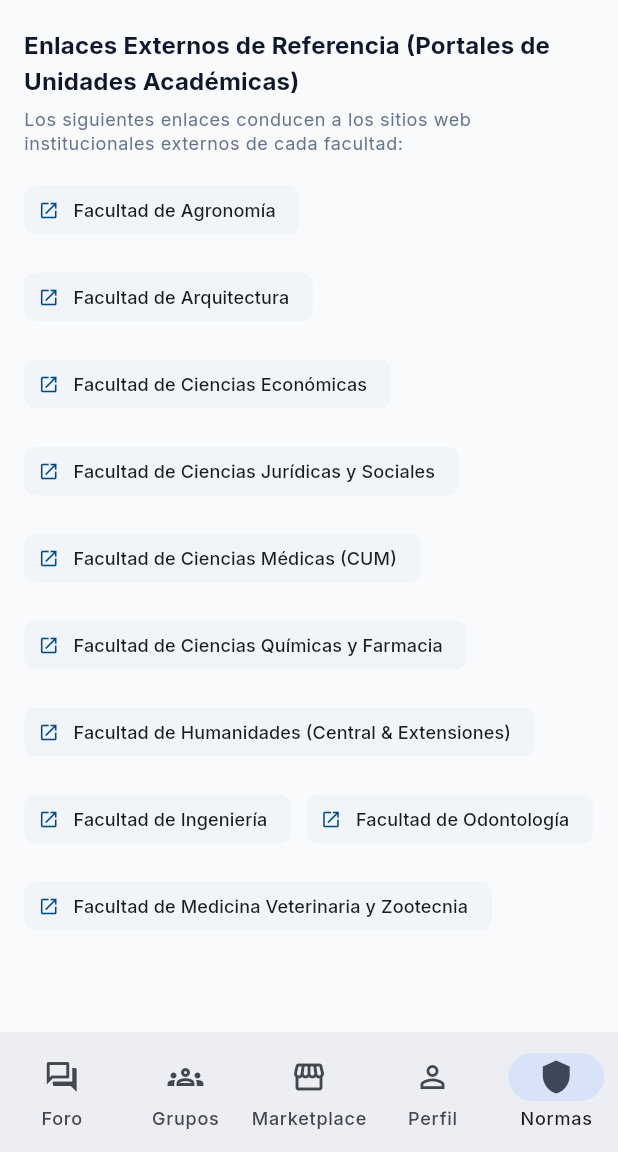
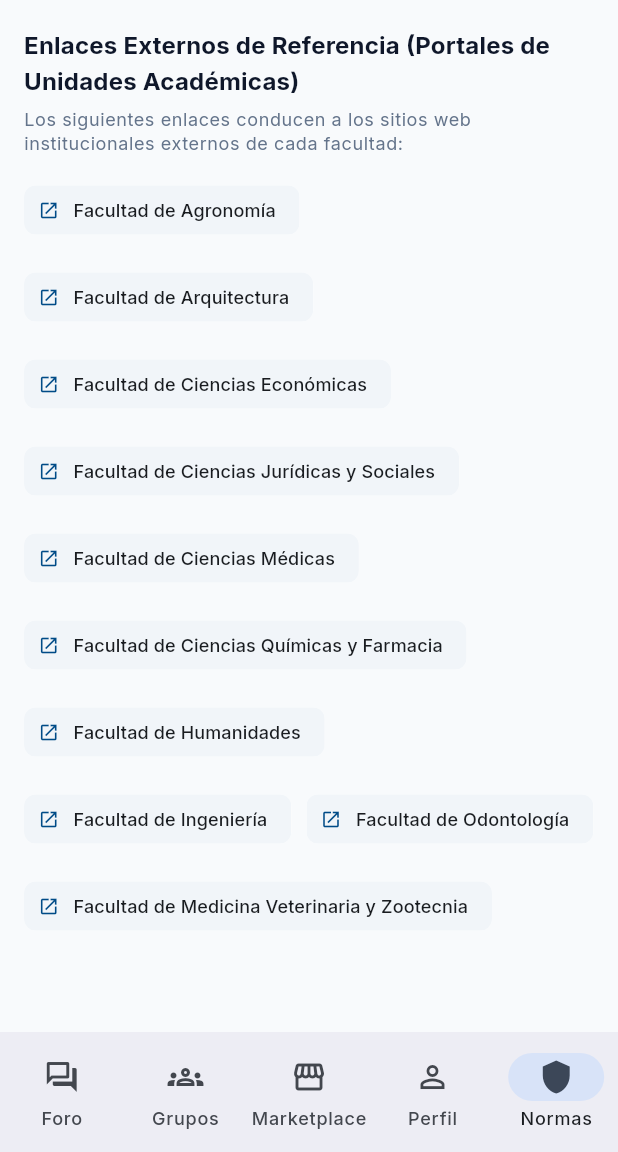
Before and after one commit to Trebol4Devop/Comunidad_USAC, a Flutter app: the screen it shows after launch, item 5 of the bottom bar chosen, scrolled down 1556 dp, on a phone screen of 412 x 824 dp, the part 84-1236 px from its top. Run offline on Flutter 3.47's test engine with Material 3 defaults, Android fonts, the phone set to English and light mode, and no system bars; our stand-ins replace google_fonts, image_picker, shared_preferences, supabase_flutter; accounts and stored records are empty; network calls fail.

```diff
--- a/comunidad_universitaria/lib/core/constants/categories.dart
+++ b/comunidad_universitaria/lib/core/constants/categories.dart
@@ -29,7 +29,7 @@ class USACConstants {
   static const String appName = 'Comunidad Universitaria';
   static const String appSubtitle = 'Plataforma Estudiantil Independiente';
   static const String appDisclaimer =
-      'Comunidad Universitaria es una iniciativa estudiantil 100% independiente, autónoma y sin fines de lucro. No representa, no pertenece ni cuenta con afiliación oficial con las autoridades de la Universidad de San Carlos de Guatemala (USAC). Los datos académicos se recopilan con fines exclusivamente orientativos y de libre acceso.';
+      'Comunidad Universitaria es una iniciativa estudiantil 100% independiente, autónoma y sin fines de lucro. No representa, no pertenece ni cuenta con afiliación oficial con las autoridades de la Universidad de San Carlos de Guatemala. Los datos académicos se recopilan con fines exclusivamente orientativos y de libre acceso.';
   static const String marketplaceDisclaimer =
       'Esta plataforma no interviene en las transacciones comerciales ni custodia fondos. Toda compra, venta o coordinación de tutoría se realiza de forma directa y bajo la responsabilidad mutua de los estudiantes participantes.';
 
@@ -92,7 +92,7 @@ class USACConstants {
       label: 'Tutorías & Asesorías',
       iconName: 'school',
       description:
-          'Clases particulares, resolución de dudas y asesorías de cursos (gratuitas o con costo).',
+          'Clases particulares, resolución de dudas y asesorías para cursos.',
     ),
     MarketplaceCategoryOption(
       id: 'libros_materiales',
@@ -126,12 +126,12 @@ class USACConstants {
     },
     {
       'id': 'central',
-      'nombre': 'Campus Central (Zona 12)',
+      'nombre': 'Campus Central · Zona 12',
       'departamento': 'Guatemala',
     },
     {
       'id': 'cum',
-      'nombre': 'CUM - Centro Univ. Metropolitano (Zona 11)',
+      'nombre': 'CUM · Centro Universitario Metropolitano',
       'departamento': 'Guatemala',
     },
     {
@@ -181,19 +181,19 @@ class USACConstants {
     },
     {
       'id': 'cusantarosa',
-      'nombre': 'Sede Santa Rosa (Barberena/Casillas)',
+      'nombre': 'Sede Santa Rosa',
       'departamento': 'Santa Rosa',
     },
     {'id': 'cuzac', 'nombre': 'Sede Zacapa', 'departamento': 'Zacapa'},
     {
       'id': 'cubajaverapaz',
-      'nombre': 'Sede Baja Verapaz (Salamá/Rabinal)',
+      'nombre': 'Sede Baja Verapaz',
       'departamento': 'Baja Verapaz',
     },
     {'id': 'cudep', 'nombre': 'CUDEP - Petén', 'departamento': 'Petén'},
     {
       'id': 'cusac',
-      'nombre': 'Sede Sacatepéquez (Antigua/San Lucas)',
+      'nombre': 'Sede Sacatepéquez',
       'departamento': 'Sacatepéquez',
     },
     {'id': 'cusol', 'nombre': 'Sede Sololá', 'departamento': 'Sololá'},
@@ -204,7 +204,7 @@ class USACConstants {
     },
     {
       'id': 'cuprog',
-      'nombre': 'Sede El Progreso (Sanarate)',
+      'nombre': 'Sede El Progreso',
       'departamento': 'El Progreso',
     },
     {
@@ -234,7 +234,7 @@ class USACConstants {
     {
       'id': 'cafeteria_t3',
       'building_code': 'Cafetería T-3',
-      'nombre': 'Frente a Cafetería del T-3 (Punto Seguro)',
+      'nombre': 'Frente a Cafetería del T-3 · Punto Seguro',
       'sede_id': 'central',
       'latitude': 14.5886,
       'longitude': -90.5516,
@@ -243,7 +243,7 @@ class USACConstants {
     {
       'id': 'plaza_martires',
       'building_code': 'Plaza Mártires',
-      'nombre': 'Plaza de los Mártires (Punto Seguro)',
+      'nombre': 'Plaza de los Mártires · Punto Seguro',
       'sede_id': 'central',
       'latitude': 14.5875,
       'longitude': -90.5518,
@@ -252,7 +252,7 @@ class USACConstants {
     {
       'id': 'entrada_t4',
       'building_code': 'Entrada T-4',
-      'nombre': 'Entrada del T-4 (Punto Seguro)',
+      'nombre': 'Entrada del T-4 · Punto Seguro',
       'sede_id': 'central',
       'latitude': 14.5889,
       'longitude': -90.5520,
@@ -261,7 +261,7 @@ class USACConstants {
     {
       'id': 't3',
       'building_code': 'T-3',
-      'nombre': 'Edificio T-3 (Facultad de Ingeniería)',
+      'nombre': 'Edificio T-3 · Facultad de Ingeniería',
       'sede_id': 'central',
       'latitude': 14.5886,
       'longitude': -90.5516,
@@ -270,7 +270,7 @@ class USACConstants {
     {
       'id': 't1',
       'building_code': 'T-1',
-      'nombre': 'Edificio T-1 (Ingeniería Mecánica / Eléctrica)',
+      'nombre': 'Edificio T-1 · Ingeniería Mecánica y Eléctrica',
       'sede_id': 'central',
       'latitude': 14.5892,
       'longitude': -90.5512,
@@ -279,7 +279,7 @@ class USACConstants {
     {
       'id': 's12',
       'building_code': 'S-12',
-      'nombre': 'Edificio S-12 (Facultad de Ciencias Económicas)',
+      'nombre': 'Edificio S-12 · Facultad de Ciencias Económicas',
       'sede_id': 'central',
       'latitude': 14.5878,
       'longitude': -90.5524,
@@ -288,7 +288,7 @@ class USACConstants {
     {
       'id': 's3',
       'building_code': 'S-3',
-      'nombre': 'Edificio S-3 (Agronomía / Farmacia)',
+      'nombre': 'Edificio S-3 · Agronomía y Farmacia',
       'sede_id': 'central',
       'latitude': 14.5865,
       'longitude': -90.5530,
@@ -297,7 +297,7 @@ class USACConstants {
     {
       'id': 'm3',
       'building_code': 'M-3',
-      'nombre': 'Edificio M-3 (Facultad de Odontología)',
+      'nombre': 'Edificio M-3 · Facultad de Odontología',
       'sede_id': 'central',
       'latitude': 14.5872,
       'longitude': -90.5505,
@@ -306,7 +306,7 @@ class USACConstants {
     {
       'id': 's2',
       'building_code': 'S-2',
-      'nombre': 'Edificio S-2 (Ciencias Jurídicas y Sociales)',
+      'nombre': 'Edificio S-2 · Ciencias Jurídicas y Sociales',
       'sede_id': 'central',
       'latitude': 14.5861,
       'longitude': -90.5521,
@@ -315,7 +315,7 @@ class USACConstants {
     {
       'id': 's4',
       'building_code': 'S-4',
-      'nombre': 'Edificio S-4 (Facultad de Humanidades)',
+      'nombre': 'Edificio S-4 · Facultad de Humanidades',
       'sede_id': 'central',
       'latitude': 14.5855,
       'longitude': -90.5535,
@@ -324,7 +324,7 @@ class USACConstants {
     {
       'id': 't2',
       'building_code': 'T-2',
-      'nombre': 'Edificio T-2 (Facultad de Arquitectura)',
+      'nombre': 'Edificio T-2 · Facultad de Arquitectura',
       'sede_id': 'central',
       'latitude': 14.5880,
       'longitude': -90.5508,
@@ -342,7 +342,7 @@ class USACConstants {
     {
       'id': 'plaza_martires',
       'building_code': 'PLAZA',
-      'nombre': 'Plaza de los Mártires (Frente a Rectoría)',
+      'nombre': 'Plaza de los Mártires',
       'sede_id': 'central',
       'latitude': 14.5875,
       'longitude': -90.5518,
@@ -360,7 +360,7 @@ class USACConstants {
     {
       'id': 'cum_a',
       'building_code': 'CUM-A',
-      'nombre': 'CUM Edificio A (Medicina y Cirugía)',
+      'nombre': 'CUM Edificio A',
       'sede_id': 'cum',
       'latitude': 14.6152,
       'longitude': -90.5489,
@@ -369,7 +369,7 @@ class USACConstants {
     {
       'id': 'cum_b',
       'building_code': 'CUM-B',
-      'nombre': 'CUM Edificio B (Enfermería y Fisioterapia)',
+      'nombre': 'CUM Edificio B',
       'sede_id': 'cum',
       'latitude': 14.6155,
       'longitude': -90.5492,
@@ -498,42 +498,42 @@ class USACConstants {
         },
         {
           'id': '03-00-01',
-          'nombre': 'Contaduría Pública y Auditoría (Campus Central)',
+          'nombre': 'Contaduría Pública y Auditoría',
           'codigo': '03-00-01',
           'sede': 'Campus Central',
           'modalidades': ['Diario', 'Sabatino', 'Dominical'],
         },
         {
           'id': '03-00-02',
-          'nombre': 'Economía (Campus Central)',
+          'nombre': 'Economía',
           'codigo': '03-00-02',
           'sede': 'Campus Central',
           'modalidades': ['Diario', 'Sabatino', 'Dominical'],
         },
         {
           'id': '03-00-03',
-          'nombre': 'Administración de Empresas (Campus Central)',
+          'nombre': 'Administración de Empresas',
           'codigo': '03-00-03',
           'sede': 'Campus Central',
           'modalidades': ['Diario', 'Sabatino', 'Dominical'],
         },
         {
           'id': '03-02-01',
-          'nombre': 'Contaduría Pública y Auditoría (Extensión)',
+          'nombre': 'Contaduría Pública y Auditoría - Extensión',
           'codigo': '03-02-01',
           'sede': 'Extensión',
           'modalidades': ['Diario', 'Sabatino', 'Dominical'],
         },
         {
           'id': '03-02-02',
-          'nombre': 'Economía - Área común (Extensión)',
+          'nombre': 'Economía - Área Común Extensión',
           'codigo': '03-02-02',
           'sede': 'Extensión',
           'modalidades': ['Diario', 'Sabatino', 'Dominical'],
         },
         {
           'id': '03-02-03',
-          'nombre': 'Administración de Empresas (Extensión)',
+          'nombre': 'Administración de Empresas - Extensión',
           'codigo': '03-02-03',
           'sede': 'Extensión',
           'modalidades': ['Diario', 'Sabatino', 'Dominical'],
@@ -555,8 +555,7 @@ class USACConstants {
         },
         {
           'id': '04-00-01',
-          'nombre':
-              'Licenciatura en Ciencias Jurídicas y Sociales (Abogado y Notario)',
+          'nombre': 'Licenciatura en Ciencias Jurídicas y Sociales',
           'codigo': '04-00-01',
           'sede': 'Campus Central / Extensiones',
           'modalidades': ['Diario', 'Sabatino', 'Dominical'],
@@ -566,7 +565,7 @@ class USACConstants {
     {
       'id': '05',
       'codigo': '05',
-      'nombre': 'Facultad de Ciencias Médicas (CUM)',
+      'nombre': 'Facultad de Ciencias Médicas',
       'sitio': 'http://medicina.usac.edu.gt/',
       'carreras': [
         {
@@ -585,35 +584,35 @@ class USACConstants {
         },
         {
           'id': '05-01-03',
-          'nombre': 'Técnico de Enfermería (ENF-Guatemala)',
+          'nombre': 'Técnico de Enfermería',
           'codigo': '05-01-03',
           'sede': 'Zona 11, Ciudad de Guatemala',
           'modalidades': ['Diario', 'Sabatino'],
         },
         {
           'id': '05-04-04',
-          'nombre': 'Técnico de Fisioterapia (ETFOE)',
+          'nombre': 'Técnico de Fisioterapia',
           'codigo': '05-04-04',
           'sede': 'Escuela de Fisioterapia',
           'modalidades': ['Diario', 'Sabatino'],
         },
         {
           'id': '05-05-05',
-          'nombre': 'Técnico de Terapia Respiratoria (ETR)',
+          'nombre': 'Técnico de Terapia Respiratoria',
           'codigo': '05-05-05',
           'sede': 'Hospital Roosevelt',
           'modalidades': ['Diario'],
         },
         {
           'id': '05-02-03',
-          'nombre': 'Técnico en Enfermería (Quetzaltenango - ENEO)',
+          'nombre': 'Técnico en Enfermería - Quetzaltenango',
           'codigo': '05-02-03',
           'sede': 'Quetzaltenango',
           'modalidades': ['Diario'],
         },
         {
           'id': '05-03-03',
-          'nombre': 'Licenciatura en Enfermería nivel técnico (Cobán)',
+          'nombre': 'Licenciatura en Enfermería nivel técnico - Cobán',
           'codigo': '05-03-03',
           'sede': 'Cobán, Alta Verapaz',
           'modalidades': ['Diario', 'Sabatino'],
@@ -673,7 +672,7 @@ class USACConstants {
     {
       'id': '07',
       'codigo': '77',
-      'nombre': 'Facultad de Humanidades (Central & Extensiones)',
+      'nombre': 'Facultad de Humanidades',
       'sitio': 'https://humanidades.usac.edu.gt/',
       'carreras': [
         {
@@ -764,7 +763,7 @@ class USACConstants {
         {
           'id': '77-00-53',
           'nombre':
-              'Profesorado en Ciencias de la Información Documental (b-learning)',
+              'Profesorado en Ciencias de la Información Documental',
           'codigo': '77-00-53',
           'sede': 'Central & Chimaltenango',
           'modalidades': ['Diario', 'Sabatino'],
@@ -793,7 +792,7 @@ class USACConstants {
         },
         {
           'id': 'area_comun',
-          'nombre': 'Área Común de Ingeniería (1er - 3er Semestre)',
+          'nombre': 'Área Común de Ingeniería',
           'codigo': '08-00-00-AC',
           'sede': 'Campus Central',
           'modalidades': ['Diario', 'Sabatino', 'Dominical'],
```
